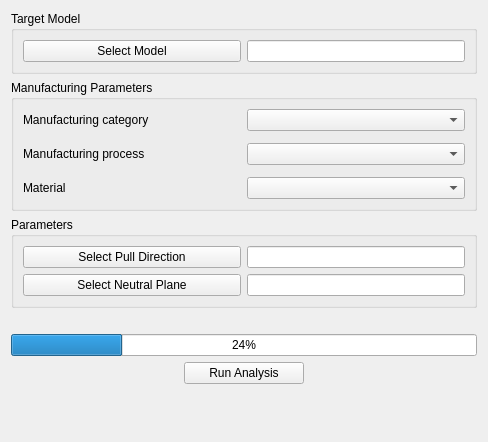
ryankembrey/FreeCAD-DFM-Workbench, file gui/resources/ui/task_setup.ui: the form before one commit.
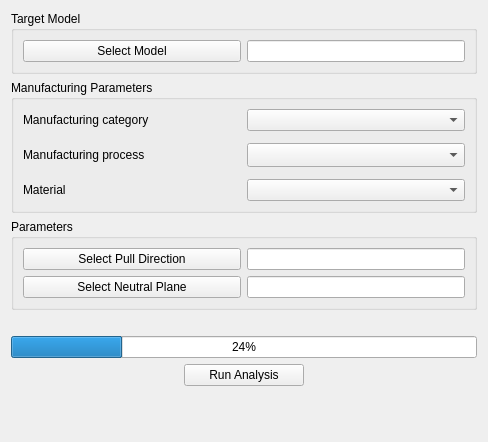
The form after the commit.

Commit message: Fix stretch of Manufacturing Parameters on long content with Ignored size policy. Fixes #44.

What changed in the file:
```diff
--- a/gui/resources/ui/task_setup.ui
+++ b/gui/resources/ui/task_setup.ui
@@ -54,7 +54,7 @@
      <property name="flat">
       <bool>false</bool>
      </property>
-     <layout class="QGridLayout" name="gridLayout">
+     <layout class="QGridLayout" name="gridLayout" columnstretch="1,1">
       <property name="verticalSpacing">
        <number>12</number>
       </property>
@@ -81,9 +81,18 @@
       </item>
       <item row="1" column="1">
        <widget class="QComboBox" name="cbManProcess">
+        <property name="sizePolicy">
+         <sizepolicy hsizetype="Ignored" vsizetype="Fixed">
+          <horstretch>0</horstretch>
+          <verstretch>0</verstretch>
+         </sizepolicy>
+        </property>
         <property name="toolTip">
          <string>&lt;html&gt;&lt;head/&gt;&lt;body&gt;&lt;p&gt;The manufcaturing process the design will be checked against.&lt;/p&gt;&lt;/body&gt;&lt;/html&gt;</string>
         </property>
+        <property name="sizeAdjustPolicy">
+         <enum>QComboBox::SizeAdjustPolicy::AdjustToMinimumContentsLengthWithIcon</enum>
+        </property>
        </widget>
       </item>
       <item row="2" column="0">
@@ -95,6 +104,12 @@
       </item>
       <item row="2" column="1">
        <widget class="QComboBox" name="cbMaterial">
+        <property name="sizePolicy">
+         <sizepolicy hsizetype="Ignored" vsizetype="Fixed">
+          <horstretch>0</horstretch>
+          <verstretch>0</verstretch>
+         </sizepolicy>
+        </property>
         <property name="toolTip">
          <string>&lt;html&gt;&lt;head/&gt;&lt;body&gt;&lt;p&gt;The material of the design. This affects parameters associated to rules.&lt;/p&gt;&lt;/body&gt;&lt;/html&gt;</string>
         </property>
```
Left out of the diff: 6 changed lines with no effect on the pictures. The commit also changes 1 other file.
